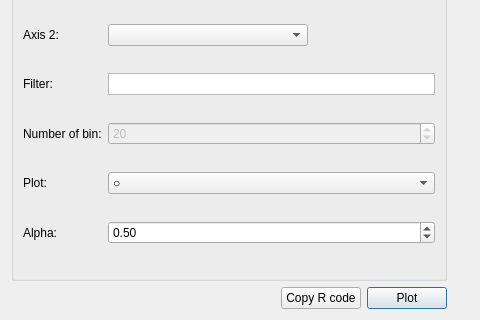
The window that src/sqlplotchart.ui (informationsea/Hyokai) describes before a commit, drawn with Qt 5; both pictures show x 0 to 480 and y 184 to 504 of the 944 by 504 pixel window.
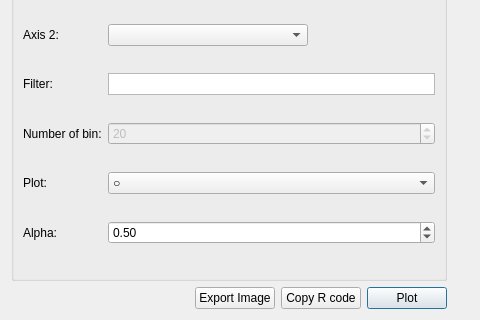
The same window after the commit. Custom widgets are drawn as their Qt base class.

Commit message: add export image button to sqlplotchart

The edit to the form file:
```diff
--- a/src/sqlplotchart.ui
+++ b/src/sqlplotchart.ui
@@ -260,6 +260,13 @@
          </property>
         </spacer>
        </item>
+       <item>
+        <widget class="QPushButton" name="exportImageButton">
+         <property name="text">
+          <string>Export Image</string>
+         </property>
+        </widget>
+       </item>
        <item>
         <widget class="QPushButton" name="exportButton">
          <property name="text">
```
The commit also changes 2 other files.
